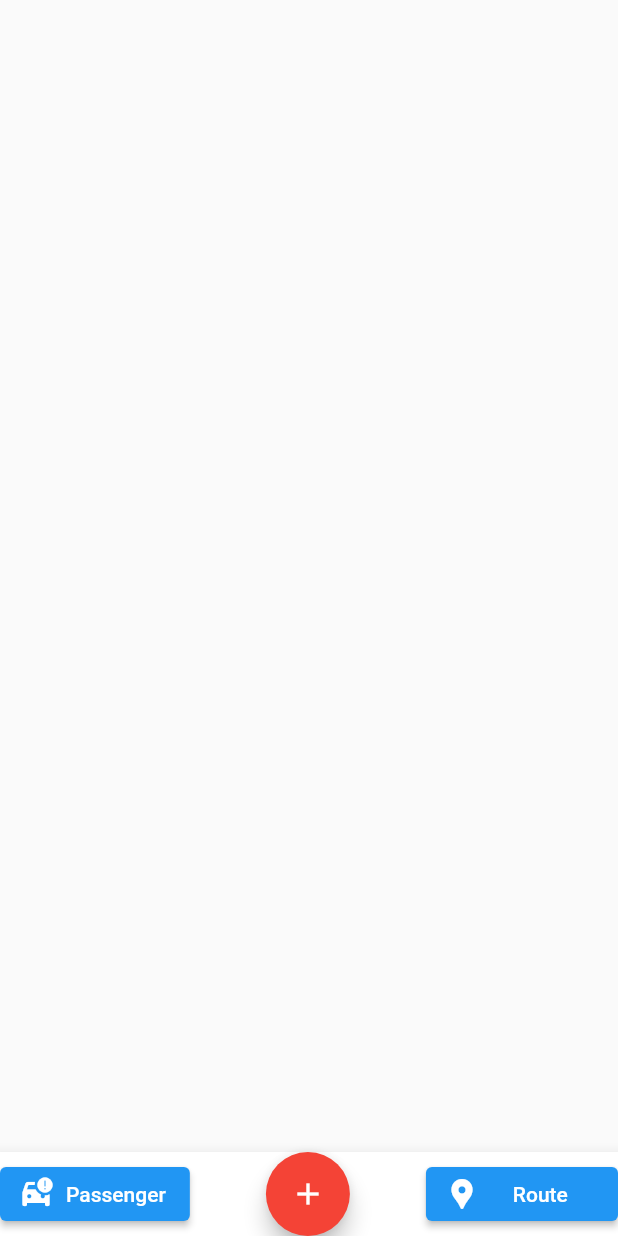
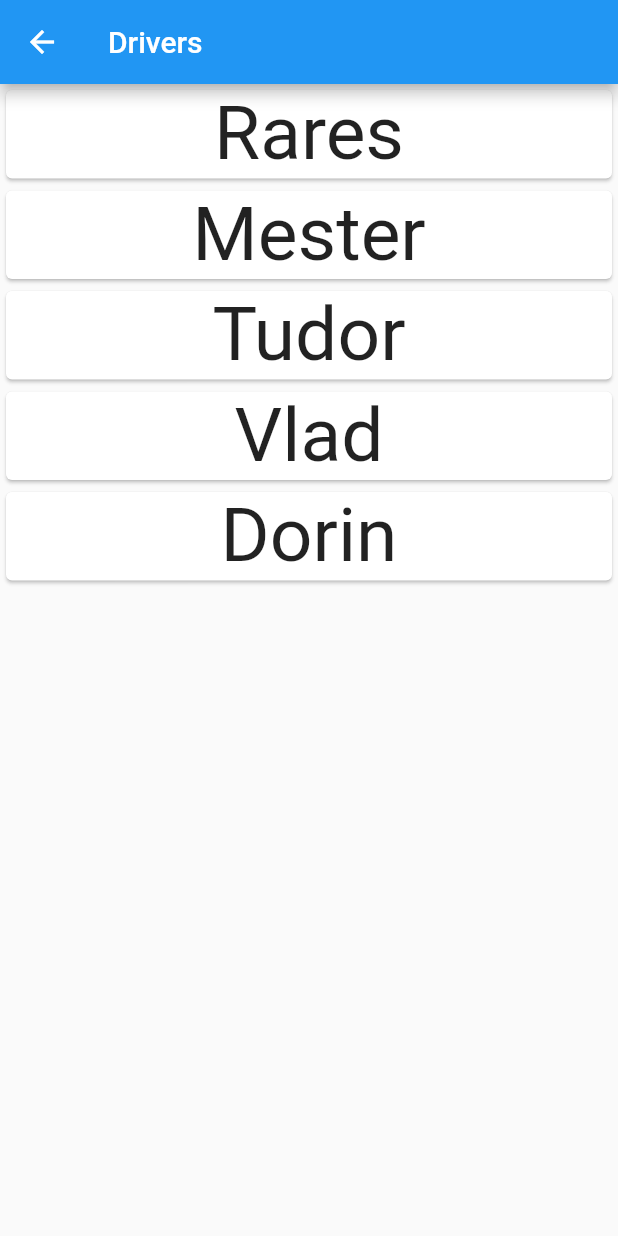
Before and after one commit to CodeRunnersTeam/PoliHack, a Flutter app: the screen it shows after launch, after a tap on the "add" icon, on a phone screen of 412 x 824 dp. Run offline on Flutter 3.47's test engine with Material 2 defaults, Android fonts, the phone set to English and light mode, and no system bars; missing offline and left inert: dart:ffi.

Commit message:
added list

```diff
--- a/lib/main.dart
+++ b/lib/main.dart
@@ -1,6 +1,7 @@
 import 'package:flutter/material.dart';
 import 'package:polihack/driver_routes.dart';
 import 'package:polihack/passenger_routes.dart';
+import 'package:polihack/users/driver.dart';
 
 void main() => runApp(MaterialApp(
       home: Home(),
@@ -24,10 +25,7 @@ class _HomeState extends State<Home> {
         mainAxisSize: MainAxisSize.max,
         mainAxisAlignment: MainAxisAlignment.spaceBetween,
         children: <Widget>[
-          ButtonTheme(
-              minWidth: 200.0,
-              height: 50.0,
-              child: ElevatedButton.icon(
+          ElevatedButton.icon(
             onPressed: () {
               setState(() {
                 currst = !currst;
@@ -37,10 +35,12 @@ class _HomeState extends State<Home> {
             },
             icon: Icon(icoana, size: 24.0),
             label: Text(current),
-              )),
+          ),
           FloatingActionButton(
             onPressed: () {
-              // Add your onPressed code here!
+              Navigator.of(context).push(MaterialPageRoute(
+                  builder: (context) =>
+                      currst ? DRoutes() : DriversList(title: "Drivers")));
             },
             backgroundColor: Colors.red,
             child: const Icon(Icons.add),
--- /dev/null
+++ b/lib/users/driver.dart
@@ -0,0 +1,55 @@
+import 'package:flutter/material.dart';
+
+class Driver {
+  int id;
+  String name;
+  Driver(this.id, this.name);
+}
+
+class DriversList extends StatefulWidget {
+  const DriversList({super.key, required this.title});
+  final String title;
+  @override
+  _DriversList createState() => _DriversList();
+}
+
+class _DriversList extends State<DriversList> {
+  final List<Driver> drivers = [
+    Driver(1, "Rares"),
+    Driver(2, "Mester"),
+    Driver(3, "Tudor"),
+    Driver(4, "Vlad"),
+    Driver(5, "Dorin"),
+  ];
+  @override
+  Widget build(BuildContext context) {
+    return Scaffold(
+      appBar: AppBar(
+        title: Text(widget.title),
+      ),
+      body: ListView(
+        children: drivers.map((st) {
+          return Card(
+            child: Column(
+              children: [
+                GestureDetector(
+                  onTap: () {
+                    print("container touch ${st.id}");
+                  },
+                  child: Container(
+                    alignment: Alignment.center,
+                    child: Text(
+                      st.name,
+                      style: TextStyle(fontSize: 50),
+                      textAlign: TextAlign.center,
+                    ),
+                  ),
+                ),
+              ],
+            ),
+          );
+        }).toList(),
+      ), // This trailing comma makes auto-formatting nicer for build methods.
+    );
+  }
+}
--- /dev/null
+++ b/lib/users/passenger.dart
@@ -0,0 +1,5 @@
+class Passenger {
+  int id;
+  String name;
+  Passenger(this.id, this.name);
+}
```
Lines whose indentation alone changed are shown as unchanged.
